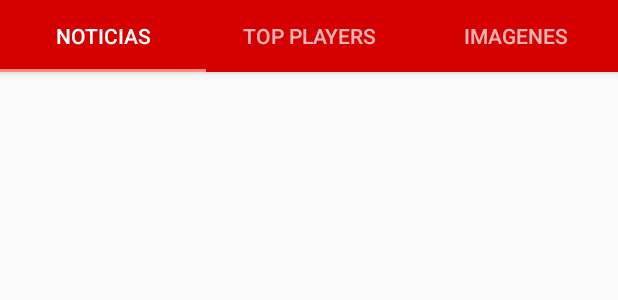
After one commit to hugopinto1997/SegundoParcial, an Android app: the layout csgofrag.xml on its own in the app's theme, with its tools: preview values and no code run, on a phone screen of 412 x 824 dp. The commit adds this screen. Shown: the top 300 px of the screen. Run offline under Robolectric (Android 15) with nearby library versions, the phone set to English and light mode, and no system bars.

Commit message:
Design completado, en proceso de implementar las funcionalidades con la API

```diff
--- /dev/null
+++ b/app/src/main/res/layout/csgofrag.xml
@@ -0,0 +1,51 @@
+<?xml version="1.0" encoding="utf-8"?>
+<FrameLayout xmlns:android="http://schemas.android.com/apk/res/android"
+    android:layout_width="match_parent"
+    android:layout_height="match_parent"
+    xmlns:app="http://schemas.android.com/apk/res-auto">
+
+    <android.support.design.widget.AppBarLayout
+        android:id="@+id/appbar"
+        android:layout_width="match_parent"
+        android:layout_height="wrap_content"
+        android:theme="@style/AppTheme.AppBarOverlay">
+
+
+
+        <android.support.design.widget.TabLayout
+            android:id="@+id/tabs"
+            android:layout_width="match_parent"
+            android:layout_height="wrap_content">
+
+            <android.support.design.widget.TabItem
+                android:id="@+id/tabItem"
+                android:layout_width="wrap_content"
+                android:layout_height="wrap_content"
+                android:text="@string/Noticias" />
+
+            <android.support.design.widget.TabItem
+                android:id="@+id/tabItem2"
+                android:layout_width="wrap_content"
+                android:layout_height="wrap_content"
+                android:text="@string/topplayer" />
+            <android.support.design.widget.TabItem
+                android:id="@+id/tabItem2"
+                android:layout_width="wrap_content"
+                android:layout_height="wrap_content"
+                android:text="@string/imagenes" />
+
+
+
+        </android.support.design.widget.TabLayout>
+    </android.support.design.widget.AppBarLayout>
+
+    <android.support.v4.view.ViewPager
+        android:id="@+id/container"
+        android:layout_below="@+id/appbar"
+        android:layout_width="match_parent"
+        android:layout_height="match_parent"
+        app:layout_behavior="@string/appbar_scrolling_view_behavior" />
+
+
+
+</FrameLayout>
--- a/app/src/main/res/values/strings.xml
+++ b/app/src/main/res/values/strings.xml
@@ -31,4 +31,9 @@
         completions."
     </string>
     <string name="login">Login</string>
+
+    <!-- TODO: Remove or change this placeholder text -->
+    <string name="hello_blank_fragment">Hello blank fragment</string>
+    <string name="imagenes">IMAGENES</string>
+    <string name="topplayer">TOP PLAYERS</string>
 </resources>
--- a/build.gradle
+++ b/build.gradle
@@ -25,3 +25,8 @@ allprojects {
 task clean(type: Delete) {
     delete rootProject.buildDir
 }
+
+ext{
+    roomVersion = '1.0.0'
+    archLifecycleVersion = '1.1.0'
+}
```
Also changed, not shown: app/build.gradle (+15 -0 lines), app/src/main/java/com/hugopinto/segundoparcial/Activities/MainActivity.java (+38 -33 lines), app/src/main/java/com/hugopinto/segundoparcial/Fragments/GSCOFragment.java (added, +109 -0 lines), app/src/main/java/com/hugopinto/segundoparcial/Fragments/NewsFragment.java (added, +162 -0 lines), app/src/main/java/com/hugopinto/segundoparcial/Interfaces/user.java (added, +20 -0 lines), app/src/main/res/layout/content_main.xml (+0 -7 lines), app/src/main/res/layout/fragment_gsco.xml (added, +14 -0 lines), app/src/main/res/layout/fragment_news.xml (added, +17 -0 lines).
